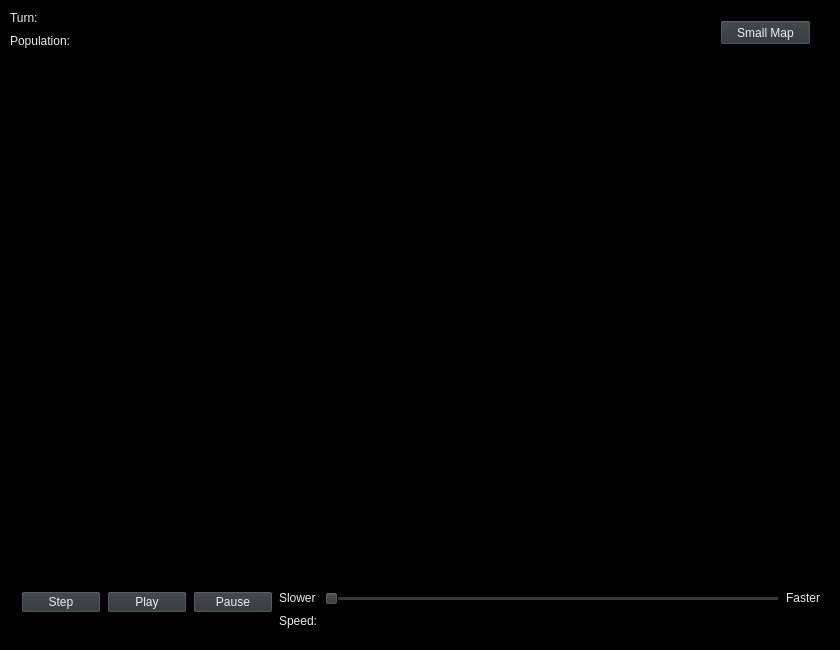
Griffenck1/Life, file lifewindow.ui: the form before one commit.
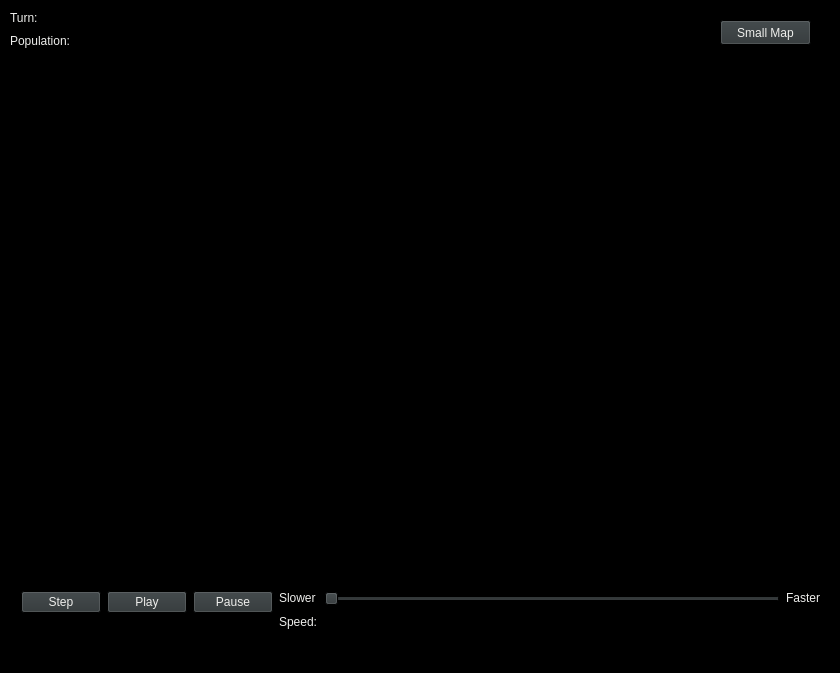
The form after the commit.

Diff of the .ui file:
```diff
--- a/lifewindow.ui
+++ b/lifewindow.ui
@@ -7,7 +7,7 @@
     <x>0</x>
     <y>0</y>
     <width>840</width>
-    <height>650</height>
+    <height>673</height>
    </rect>
   </property>
   <property name="palette">
@@ -942,7 +942,7 @@
            </property>
           </widget>
          </item>
-         <item alignment="Qt::AlignHCenter|Qt::AlignTop">
+         <item>
           <widget class="QLabel" name="speedLabel">
            <property name="text">
             <string>Speed:</string>
```
Left out of the diff: 2 changed lines with no effect on the pictures.
